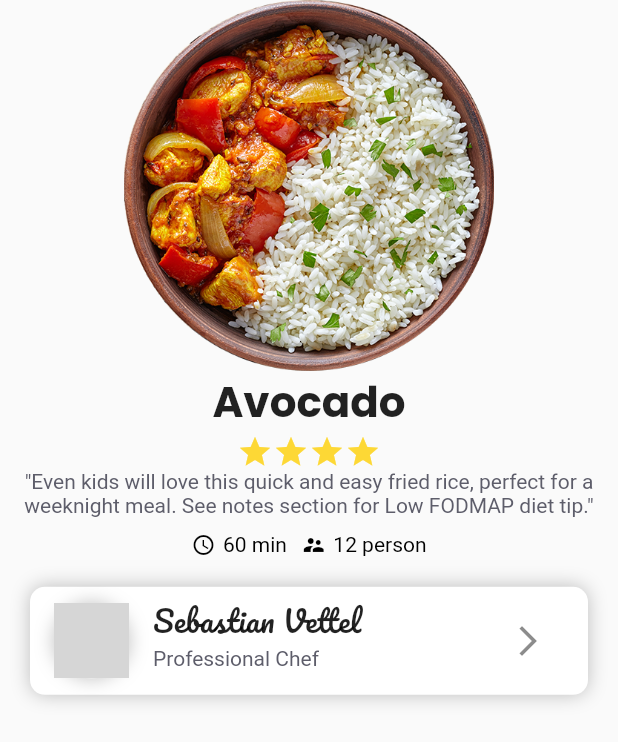
After one commit to ismayilov1995/culinary, a Flutter app: the screen it shows after launch, after a tap on "Avocado", on a phone screen of 412 x 824 dp. The commit adds this screen. Shown: the top 742 px of the screen. Run offline on Flutter 3.47's test engine with Material 2 defaults, Android fonts, the phone set to English and light mode, and no system bars; network calls fail; grey boxes are pictures that could not be loaded.

Commit message:
create recipe detail screen

```diff
--- a/lib/services/helper/app_router.dart
+++ b/lib/services/helper/app_router.dart
@@ -7,6 +7,8 @@ class AppRouting {
     switch (settings.name) {
       case HomeScreen.pageID:
         return MaterialPageRoute(builder: (_) => HomeScreen());
+      case RecipeDetailScreen.pageID:
+        return MaterialPageRoute(builder: (_) => RecipeDetailScreen(arguments));
       default:
         return MaterialPageRoute(builder: (_) => SplashScreen());
     }
--- a/lib/ui/screens/home/home_screen.dart
+++ b/lib/ui/screens/home/home_screen.dart
@@ -1,3 +1,4 @@
+import 'package:culinary_app/ui/screens/screens.dart';
 import 'package:culinary_app/ui/widgets/text_field.dart';
 import 'package:culinary_app/ui/widgets/widgets.dart';
 import 'package:flutter/cupertino.dart';
@@ -49,30 +50,37 @@ class _LatestRecipesRow extends StatelessWidget {
                 person: '6',
                 prepareTime: '60 min',
                 imagePath: 'assets/images/haram1.png',
+                onPressed: () => RecipeDetailScreen.route(
+                    context, 'Dovğa 3 baci dolmasi plovlu qarabasaq'),
               ),
               RecipeHorizontalCard(
                 'Stalichny',
                 person: '8',
                 prepareTime: '40 min',
                 imagePath: 'assets/images/haram2.png',
+                onPressed: () => RecipeDetailScreen.route(context, 'Stalichny'),
               ),
               RecipeHorizontalCard(
                 'Chicken Soup',
                 person: '4',
                 prepareTime: '1h 30m',
                 imagePath: 'assets/images/haram3.png',
+                onPressed: () =>
+                    RecipeDetailScreen.route(context, 'Chicken Soup'),
               ),
               RecipeHorizontalCard(
                 'Piti',
                 person: '2',
                 prepareTime: '3h',
                 imagePath: 'assets/images/haram4.png',
+                onPressed: () => RecipeDetailScreen.route(context, 'Piti'),
               ),
               RecipeHorizontalCard(
                 'Dolma',
                 person: '12',
                 prepareTime: '2h',
                 imagePath: 'assets/images/haram1.png',
+                onPressed: () => RecipeDetailScreen.route(context, 'Dolma'),
               ),
             ],
           ),
@@ -109,18 +117,21 @@ class _RecommendRecipesRow extends StatelessWidget {
                 person: '12',
                 prepareTime: '2h',
                 imagePath: 'assets/images/haram1.png',
+                onPressed: () => RecipeDetailScreen.route(context, 'Avocado'),
               ),
               RecommendCard(
                 'Bozbash',
                 person: '8',
                 prepareTime: '2h',
                 imagePath: 'assets/images/haram1.png',
+                onPressed: () => RecipeDetailScreen.route(context, 'Bozbash'),
               ),
               RecommendCard(
                 'Ayran',
                 person: '10',
                 prepareTime: '10 min',
                 imagePath: 'assets/images/haram1.png',
+                onPressed: () => RecipeDetailScreen.route(context, 'Ayran'),
               ),
             ],
           ),
@@ -152,19 +163,7 @@ class _UserWelcomeRow extends StatelessWidget {
               ),
             ],
           ),
-          Container(
-            height: 50,
-            width: 50,
-            decoration: BoxDecoration(
-                border: Border.all(width: 4, color: Colors.white),
-                boxShadow: [BoxShadow(color: Colors.grey, blurRadius: 6)],
-                shape: BoxShape.circle,
-                image: DecorationImage(
-                    fit: BoxFit.cover,
-                    image: NetworkImage(
-                      'https://i.pinimg.com/736x/89/46/30/89463056da62f4dbcb677c9310ad38bd.jpg',
-                    ))),
-          )
+          AppCircleAvatar()
         ],
       ),
     );
--- /dev/null
+++ b/lib/ui/screens/recipe/reciep.dart
@@ -0,0 +1 @@
+export 'recipe_detail_screen.dart';
--- /dev/null
+++ b/lib/ui/screens/recipe/recipe_detail_screen.dart
@@ -0,0 +1,71 @@
+import 'package:culinary_app/ui/widgets/app_circle_avatar.dart';
+import 'package:culinary_app/ui/widgets/app_text.dart';
+import 'package:culinary_app/ui/widgets/brief_info_widget.dart';
+import 'package:culinary_app/ui/widgets/colors.dart';
+import 'package:flutter/material.dart';
+
+class RecipeDetailScreen extends StatelessWidget {
+  static const pageID = '/recipe';
+
+  static route(BuildContext context, String id) =>
+      Navigator.pushNamed(context, pageID, arguments: id);
+
+  RecipeDetailScreen(this.selectedRecipe);
+
+  final String selectedRecipe;
+
+  @override
+  Widget build(BuildContext context) {
+    final size = MediaQuery.of(context).size;
+    return Scaffold(
+      body: ListView(
+        children: [
+          Image.asset('assets/images/haram1.png', height: size.width * 0.6),
+          AppText(
+            selectedRecipe,
+            font: 'Poppins',
+            fontSize: 28,
+            fontWeight: FontWeight.w700,
+            align: TextAlign.center,
+          ),
+          Row(
+              mainAxisAlignment: MainAxisAlignment.center,
+              children: List.generate(4, (i) => i)
+                  .map((e) => Icon(Icons.grade, color: Colors.yellow[600]))
+                  .toList()),
+          AppText(
+            '\"Even kids will love this quick and easy fried rice, perfect for a weeknight meal. See notes section for Low FODMAP diet tip.\"',
+            color: kTextColor,
+            align: TextAlign.center,
+          ),
+          SizedBox(height: 10.0),
+          Center(child: BriefInfoWidget('60 min', '12', color: Colors.black)),
+          Container(
+            margin: const EdgeInsets.all(20.0),
+            decoration: BoxDecoration(
+              color: Colors.white,
+              borderRadius: BorderRadius.circular(kAppRadius),
+              boxShadow: [kCardShadow],
+            ),
+            child: ListTile(
+              leading: AppCircleAvatar(),
+              title: AppText(
+                'Sebastian Vettel',
+                font: 'Pacifico',
+                fontSize: 20,
+              ),
+              subtitle: AppText(
+                'Professional Chef',
+                color: kTextColor,
+              ),
+              trailing: IconButton(
+                icon: Icon(Icons.arrow_forward_ios),
+                onPressed: () {},
+              ),
+            ),
+          )
+        ],
+      ),
+    );
+  }
+}
--- a/lib/ui/screens/screens.dart
+++ b/lib/ui/screens/screens.dart
@@ -1,2 +1,3 @@
 export 'splash/splash.dart';
 export 'home/home.dart';
+export 'recipe/recipe_detail_screen.dart';
--- /dev/null
+++ b/lib/ui/widgets/app_circle_avatar.dart
@@ -0,0 +1,21 @@
+import 'package:culinary_app/ui/widgets/widgets.dart';
+import 'package:flutter/material.dart';
+
+class AppCircleAvatar extends StatelessWidget {
+  @override
+  Widget build(BuildContext context) {
+    return Container(
+      height: 50,
+      width: 50,
+      decoration: BoxDecoration(
+          border: Border.all(width: 4, color: Colors.white),
+          boxShadow: [kCardShadow],
+          shape: BoxShape.circle,
+          image: DecorationImage(
+              fit: BoxFit.cover,
+              image: NetworkImage(
+                'https://i.pinimg.com/736x/89/46/30/89463056da62f4dbcb677c9310ad38bd.jpg',
+              ))),
+    );
+  }
+}
--- a/lib/ui/widgets/brief_info_widget.dart
+++ b/lib/ui/widgets/brief_info_widget.dart
@@ -10,7 +10,6 @@ class BriefInfoWidget extends StatelessWidget {
   @override
   Widget build(BuildContext context) {
     return Wrap(
-      // mainAxisSize: MainAxisSize.min,
       children: [
         Icon(
           Icons.access_time,
--- a/lib/ui/widgets/widgets.dart
+++ b/lib/ui/widgets/widgets.dart
@@ -5,3 +5,4 @@ export 'search_button.dart';
 export 'recommend_card.dart';
 export 'recipe_horizontal_card.dart';
 export 'brief_info_widget.dart';
+export 'app_circle_avatar.dart';
```
